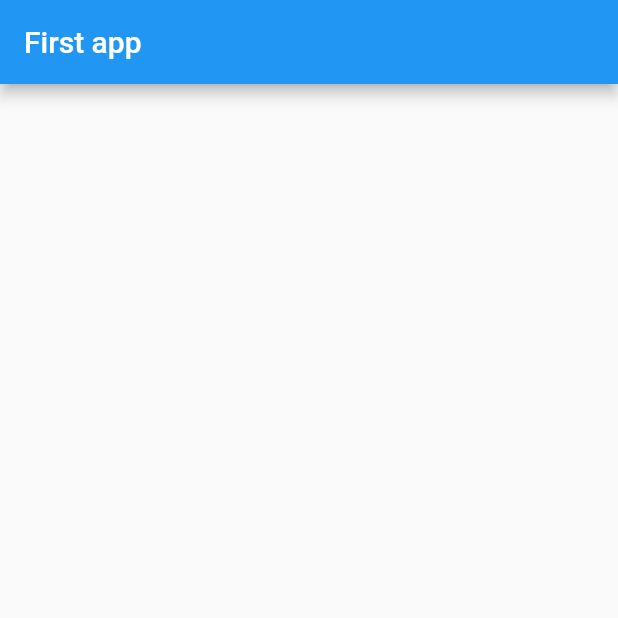
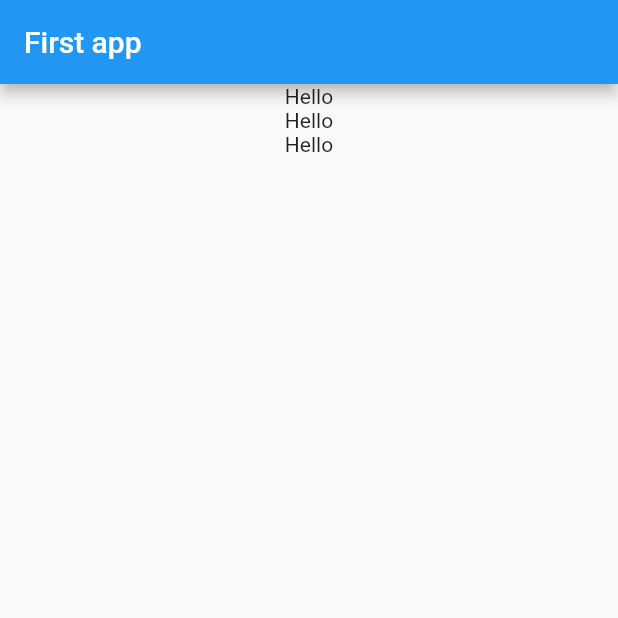
Before and after one commit to hcu55/Flutter-study, a Flutter app: the screen it shows after launch, on a phone screen of 412 x 824 dp, the top half of it. Run offline on Flutter 3.47's test engine with Material 2 defaults, Android fonts, the phone set to English and light mode, and no system bars.

Commit message:
second commit

```diff
--- a/lib/main.dart
+++ b/lib/main.dart
@@ -26,7 +26,7 @@ class MyHomePage extends StatelessWidget {
       ),
       body: Center(
         child: Column(
-          children: [],
+          children: [Text('Hello'), Text('Hello'), Text('Hello')],
         ),
       ),
     );
```
